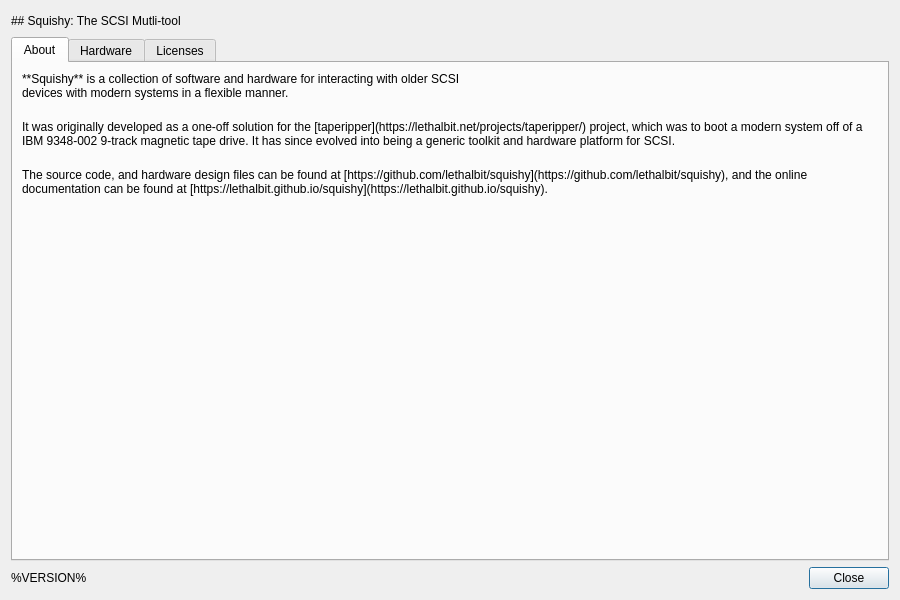
squishy-scsi/squishy, file software/squishy/gui/about_window.ui: the form before one commit.
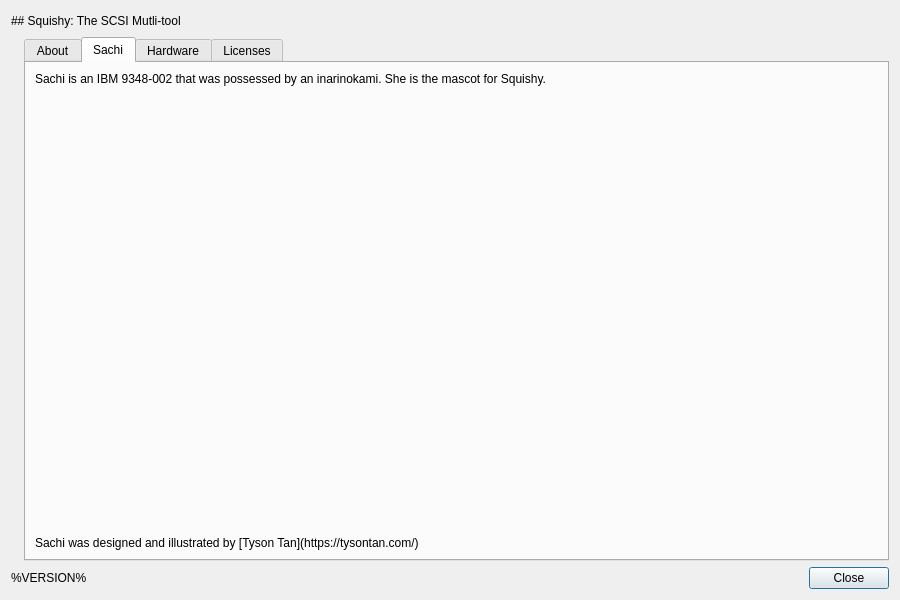
The form after the commit. The open tabs and pages were chosen to show the change. Icons and pictures are not drawn.

Commit message: software: updated about box

Patch:
```diff
--- a/software/squishy/gui/about_window.ui
+++ b/software/squishy/gui/about_window.ui
@@ -61,6 +61,13 @@
    </item>
    <item>
     <layout class="QGridLayout" name="gridLayout">
+     <item row="0" column="0">
+      <widget class="QLabel" name="lbl_sachi">
+       <property name="text">
+        <string/>
+       </property>
+      </widget>
+     </item>
      <item row="0" column="1">
       <widget class="QTabWidget" name="tabs_about">
        <property name="currentIndex">
@@ -150,6 +157,64 @@
          </item>
         </layout>
        </widget>
+       <widget class="QWidget" name="tab_sachi">
+        <attribute name="title">
+         <string>Sachi</string>
+        </attribute>
+        <layout class="QVBoxLayout" name="verticalLayout_3">
+         <property name="spacing">
+          <number>20</number>
+         </property>
+         <item>
+          <widget class="QLabel" name="label_6">
+           <property name="text">
+            <string>Sachi is an IBM 9348-002 that was possessed by an inarinokami. She is the mascot for Squishy.</string>
+           </property>
+           <property name="textFormat">
+            <enum>Qt::MarkdownText</enum>
+           </property>
+           <property name="alignment">
+            <set>Qt::AlignLeading|Qt::AlignLeft|Qt::AlignTop</set>
+           </property>
+           <property name="wordWrap">
+            <bool>true</bool>
+           </property>
+          </widget>
+         </item>
+         <item>
+          <spacer name="verticalSpacer_2">
+           <property name="orientation">
+            <enum>Qt::Vertical</enum>
+           </property>
+           <property name="sizeHint" stdset="0">
+            <size>
+             <width>20</width>
+             <height>362</height>
+            </size>
+           </property>
+          </spacer>
+         </item>
+         <item>
+          <widget class="QLabel" name="label_7">
+           <property name="text">
+            <string>Sachi was designed and illustrated by [Tyson Tan](https://tysontan.com/)</string>
+           </property>
+           <property name="textFormat">
+            <enum>Qt::MarkdownText</enum>
+           </property>
+           <property name="alignment">
+            <set>Qt::AlignLeading|Qt::AlignLeft|Qt::AlignTop</set>
+           </property>
+           <property name="wordWrap">
+            <bool>true</bool>
+           </property>
+           <property name="openExternalLinks">
+            <bool>true</bool>
+           </property>
+          </widget>
+         </item>
+        </layout>
+       </widget>
        <widget class="QWidget" name="tab_hardware">
         <attribute name="title">
          <string>Hardware</string>
```
The commit also changes 1 other file.
